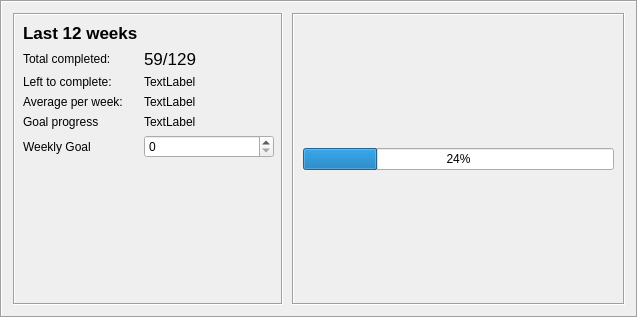
Before: the Qt Designer form qt_gui/ui/progress_widget.ui in ravenvz/SprintTimer, drawn with Qt 5.
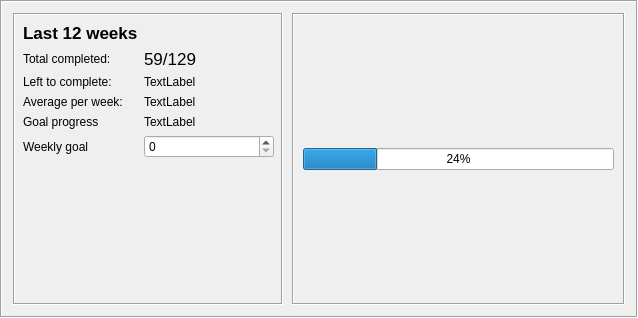
After: the same form once the commit is applied.

```diff
--- a/qt_gui/ui/progress_widget.ui
+++ b/qt_gui/ui/progress_widget.ui
@@ -125,7 +125,7 @@
          <item row="5" column="0">
           <widget class="QLabel" name="lblGoalCaption">
            <property name="text">
-            <string>Weekly Goal</string>
+            <string>Weekly goal</string>
            </property>
           </widget>
          </item>
```
